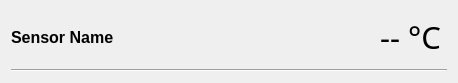
ArJKloek/ThermoLogger, file ui/sensor.ui: the form before one commit.
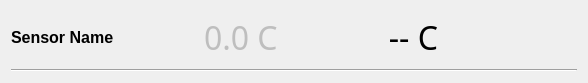
The form after the commit.

What changed in the file:
```diff
--- a/ui/sensor.ui
+++ b/ui/sensor.ui
@@ -6,7 +6,7 @@
    <rect>
     <x>0</x>
     <y>0</y>
-    <width>458</width>
+    <width>588</width>
     <height>83</height>
    </rect>
   </property>
@@ -17,7 +17,7 @@
    <item row="0" column="2" rowspan="2">
     <widget class="QLabel" name="label_value">
      <property name="sizePolicy">
-      <sizepolicy hsizetype="Expanding" vsizetype="Preferred">
+      <sizepolicy hsizetype="Minimum" vsizetype="Preferred">
        <horstretch>0</horstretch>
        <verstretch>0</verstretch>
       </sizepolicy>
@@ -25,27 +25,21 @@
      <property name="minimumSize">
       <size>
        <width>150</width>
-       <height>50</height>
+       <height>0</height>
       </size>
      </property>
      <property name="font">
       <font>
        <family>Digital-7</family>
-       <pointsize>23</pointsize>
+       <pointsize>24</pointsize>
       </font>
      </property>
      <property name="text">
-      <string>-- °C</string>
+      <string>-- C</string>
      </property>
      <property name="textFormat">
       <enum>Qt::AutoText</enum>
      </property>
-     <property name="scaledContents">
-      <bool>false</bool>
-     </property>
-     <property name="wordWrap">
-      <bool>false</bool>
-     </property>
      <property name="alignment">
       <set>Qt::AlignRight|Qt::AlignTrailing|Qt::AlignVCenter</set>
      </property>
@@ -64,19 +58,6 @@
      </property>
     </widget>
    </item>
-   <item row="0" column="1">
-    <spacer name="horizontalSpacer">
-     <property name="orientation">
-      <enum>Qt::Horizontal</enum>
-     </property>
-     <property name="sizeHint" stdset="0">
-      <size>
-       <width>40</width>
-       <height>20</height>
-      </size>
-     </property>
-    </spacer>
-   </item>
    <item row="0" column="0" rowspan="2">
     <widget class="QLabel" name="label_name">
      <property name="font">
@@ -91,6 +72,40 @@
      </property>
     </widget>
    </item>
+   <item row="0" column="1" rowspan="2">
+    <widget class="QDoubleSpinBox" name="doubleSpinBox">
+     <property name="enabled">
+      <bool>false</bool>
+     </property>
+     <property name="font">
+      <font>
+       <family>Digital-7</family>
+       <pointsize>24</pointsize>
+      </font>
+     </property>
+     <property name="frame">
+      <bool>false</bool>
+     </property>
+     <property name="alignment">
+      <set>Qt::AlignRight|Qt::AlignTrailing|Qt::AlignVCenter</set>
+     </property>
+     <property name="buttonSymbols">
+      <enum>QAbstractSpinBox::NoButtons</enum>
+     </property>
+     <property name="suffix">
+      <string> C</string>
+     </property>
+     <property name="decimals">
+      <number>1</number>
+     </property>
+     <property name="maximum">
+      <double>500.000000000000000</double>
+     </property>
+     <property name="singleStep">
+      <double>0.100000000000000</double>
+     </property>
+    </widget>
+   </item>
   </layout>
  </widget>
  <resources/>
```
